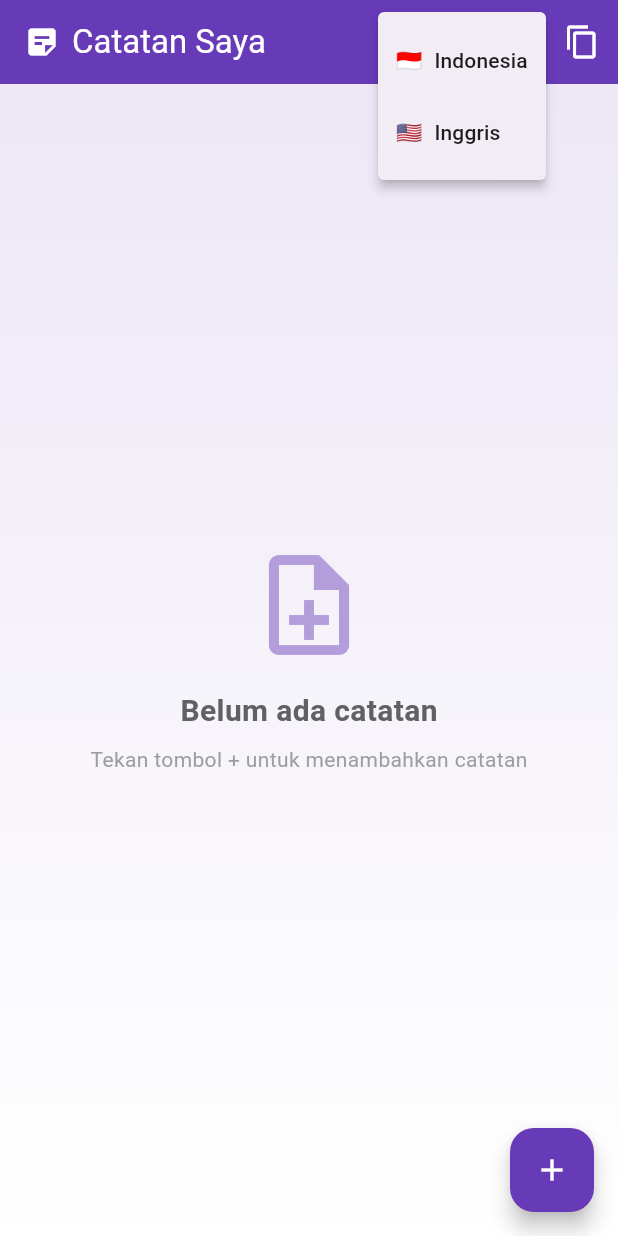
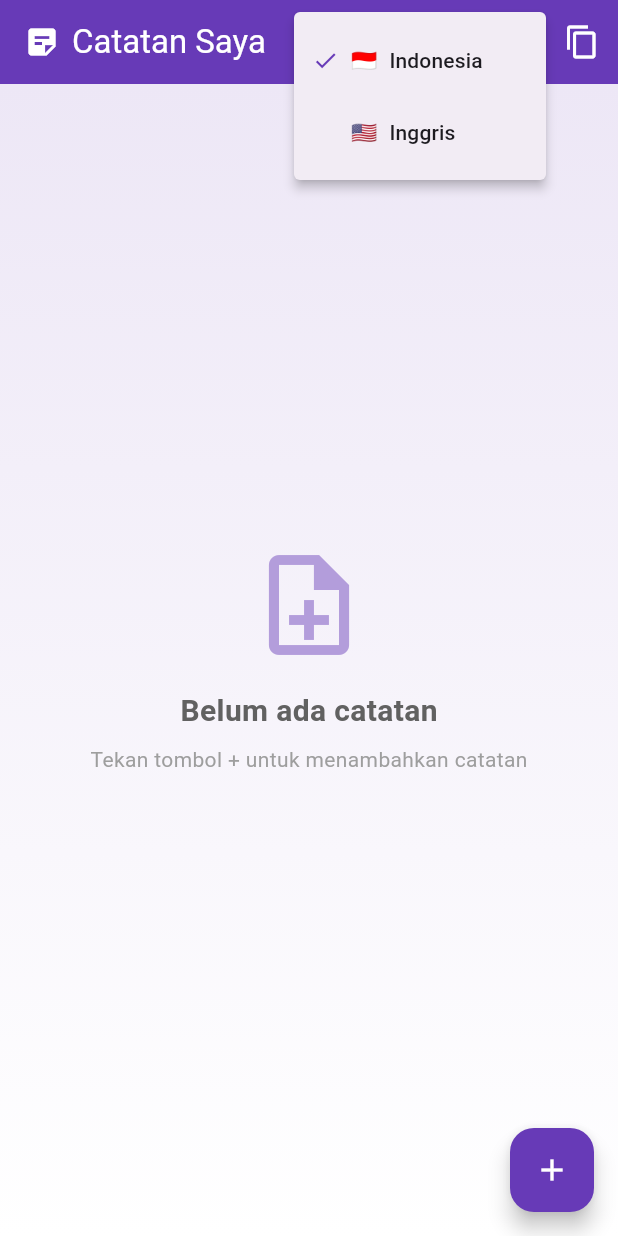
Before and after one commit to ramatullah12/PAB2, a Flutter app: the screen it shows after launch, after a tap on the "language" icon, on a phone screen of 412 x 824 dp. Run offline on Flutter 3.47's test engine with Material 3 defaults, Android fonts, the phone set to English and light mode, and no system bars; our stand-ins replace cloud_firestore, firebase_auth, firebase_core, firebase_database, firebase_messaging, flutter_local_notifications and 2 more; missing offline and left inert: nfc_manager; accounts and stored records are empty.

Commit message:
perubahan icon bottom untuk perubahan bahasa

```diff
--- a/notes/lib/screens/note_list_screen.dart
+++ b/notes/lib/screens/note_list_screen.dart
@@ -241,46 +241,78 @@ class _NoteListScreenState
     final l10n =
         AppLocalizations.of(context)!;
 
+    final currentLocale =
+        Localizations.localeOf(
+          context,
+        ).languageCode;
+
     return Scaffold(
       appBar: AppBar(
         backgroundColor:
             Colors.deepPurple,
+
         foregroundColor:
             Colors.white,
+
         elevation: 0,
+
         title: Row(
           children: [
             const Icon(
               Icons.sticky_note_2,
             ),
+
             const SizedBox(width: 8),
-            Text(l10n.appTitle),
+
+            Text(
+              l10n.appTitle,
+            ),
           ],
         ),
+
         actions: [
           PopupMenuButton<String>(
             icon:
                 const Icon(Icons.language),
+
             tooltip:
                 l10n.language,
-            onSelected: (value) async {
-              if (value == 'id') {
-                await MainApp.setLocale(
-                  const Locale('id'),
-                );
-              } else if (value == 'en') {
-                await MainApp.setLocale(
-                  const Locale('en'),
-                );
-              }
+
+            onSelected: (code) async {
+              await MainApp.setLocale(
+                Locale(code),
+              );
             },
+
             itemBuilder: (context) => [
               PopupMenuItem<String>(
                 value: 'id',
+
                 child: Row(
                   children: [
+                    if (currentLocale ==
+                        'id')
+                      const Icon(
+                        Icons.check,
+                        size: 18,
+                        color:
+                            Colors.deepPurple,
+                      )
+                    else
+                      const SizedBox(
+                        width: 18,
+                      ),
+
+                    const SizedBox(
+                      width: 8,
+                    ),
+
                     const Text('🇮🇩'),
-                    const SizedBox(width: 8),
+
+                    const SizedBox(
+                      width: 8,
+                    ),
+
                     Text(
                       l10n
                           .languageIndonesian,
@@ -288,12 +320,35 @@ class _NoteListScreenState
                   ],
                 ),
               ),
+
               PopupMenuItem<String>(
                 value: 'en',
+
                 child: Row(
                   children: [
+                    if (currentLocale ==
+                        'en')
+                      const Icon(
+                        Icons.check,
+                        size: 18,
+                        color:
+                            Colors.deepPurple,
+                      )
+                    else
+                      const SizedBox(
+                        width: 18,
+                      ),
+
+                    const SizedBox(
+                      width: 8,
+                    ),
+
                     const Text('🇺🇸'),
-                    const SizedBox(width: 8),
+
+                    const SizedBox(
+                      width: 8,
+                    ),
+
                     Text(
                       l10n
                           .languageEnglish,
@@ -303,11 +358,14 @@ class _NoteListScreenState
               ),
             ],
           ),
+
           IconButton(
             icon:
                 const Icon(Icons.copy),
+
             tooltip:
                 l10n.copyFcmToken,
+
             onPressed: () async {
               final token =
                   await FirebaseMessaging
@@ -342,22 +400,27 @@ class _NoteListScreenState
           ),
         ],
       ),
+
       body: Container(
         decoration: BoxDecoration(
           gradient: LinearGradient(
             begin:
                 Alignment.topCenter,
+
             end:
                 Alignment.bottomCenter,
+
             colors: [
               Colors.deepPurple.shade50,
               Colors.white,
             ],
           ),
         ),
+
         child: StreamBuilder<List<Note>>(
           stream:
               _noteService.getNotes(),
+
           builder:
               (context, snapshot) {
             if (snapshot
@@ -387,33 +450,44 @@ class _NoteListScreenState
                   mainAxisAlignment:
                       MainAxisAlignment
                           .center,
+
                   children: [
                     Icon(
                       Icons
                           .note_add_outlined,
+
                       size: 80,
+
                       color: Colors
                           .deepPurple
                           .shade200,
                     ),
+
                     const SizedBox(
                       height: 16,
                     ),
+
                     Text(
                       l10n.noNotes,
+
                       style: TextStyle(
                         fontSize: 20,
+
                         fontWeight:
                             FontWeight.bold,
+
                         color: Colors
                             .grey.shade700,
                       ),
                     ),
+
                     const SizedBox(
                       height: 8,
                     ),
+
                     Text(
                       l10n.addNoteHint,
+
                       style: TextStyle(
                         color: Colors
                             .grey.shade500,
@@ -429,8 +503,10 @@ class _NoteListScreenState
                   const EdgeInsets.all(
                 16,
               ),
+
               itemCount:
                   notes.length,
+
               itemBuilder:
                   (context, index) {
                 final note =
@@ -444,13 +520,17 @@ class _NoteListScreenState
           },
         ),
       ),
+
       floatingActionButton:
           FloatingActionButton(
         onPressed: _addNote,
+
         backgroundColor:
             Colors.deepPurple,
+
         foregroundColor:
             Colors.white,
+
         child: const Icon(Icons.add),
       ),
     );
@@ -462,7 +542,9 @@ class _NoteListScreenState
           const EdgeInsets.only(
         bottom: 16,
       ),
+
       elevation: 3,
+
       shape:
           RoundedRectangleBorder(
         borderRadius:
@@ -470,9 +552,11 @@ class _NoteListScreenState
           16,
         ),
       ),
+
       child: Column(
         crossAxisAlignment:
             CrossAxisAlignment.start,
+
         children: [
           if (note.imageBase64 !=
                   null &&
@@ -486,89 +570,118 @@ class _NoteListScreenState
                   16,
                 ),
               ),
+
               child: Image.memory(
                 base64Decode(
                   note.imageBase64!,
                 ),
+
                 height: 220,
+
                 width:
                     double.infinity,
+
                 fit: BoxFit.cover,
               ),
             ),
+
           Padding(
             padding:
                 const EdgeInsets.all(
               16,
             ),
+
             child: Column(
               crossAxisAlignment:
                   CrossAxisAlignment
                       .start,
+
               children: [
                 Text(
                   note.title,
+
                   style:
                       const TextStyle(
                     fontSize: 18,
+
                     fontWeight:
                         FontWeight.bold,
                   ),
                 ),
+
                 const SizedBox(
                   height: 8,
                 ),
+
                 Text(
                   note.description,
+
                   style: TextStyle(
                     fontSize: 14,
+
                     color: Colors
                         .grey.shade700,
+
                     height: 1.5,
                   ),
                 ),
+
                 const SizedBox(
                   height: 16,
                 ),
+
                 Row(
                   children: [
                     Icon(
                       Icons.access_time,
+
                       size: 14,
+
                       color: Colors
                           .grey.shade500,
                     ),
+
                     const SizedBox(
                       width: 4,
                     ),
+
                     Text(
                       _formatDate(
                         note.createdAt,
                       ),
+
                       style:
                           TextStyle(
                         fontSize: 12,
+
                         color: Colors
                             .grey
                             .shade500,
                       ),
                     ),
+
                     const Spacer(),
+
                     IconButton(
                       onPressed: () =>
                           _editNote(note),
+
                       icon: const Icon(
                         Icons.edit,
                       ),
+
                       color: Colors
                           .deepPurple,
                     ),
+
                     IconButton(
                       onPressed: () =>
                           _deleteNote(note),
+
                       icon: const Icon(
                         Icons.delete,
                       ),
+
                       color: Colors.red,
                     ),
                   ],
```
